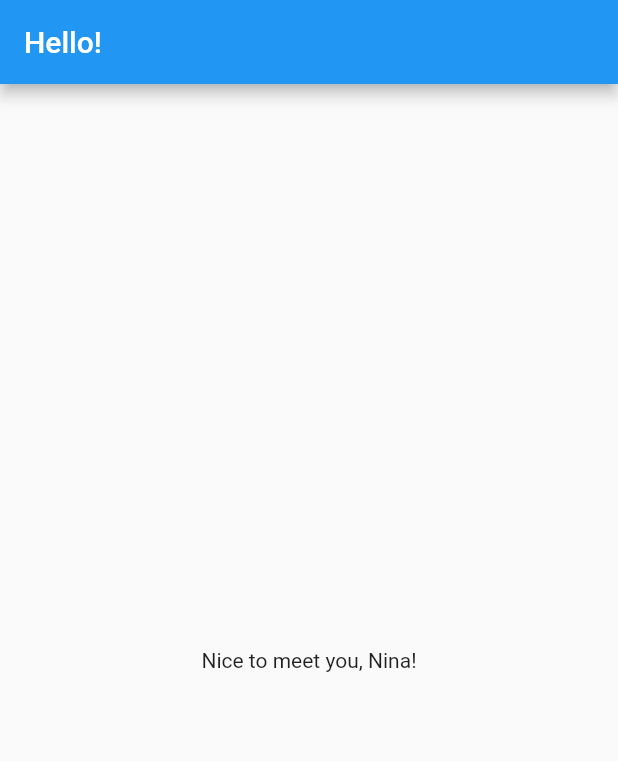
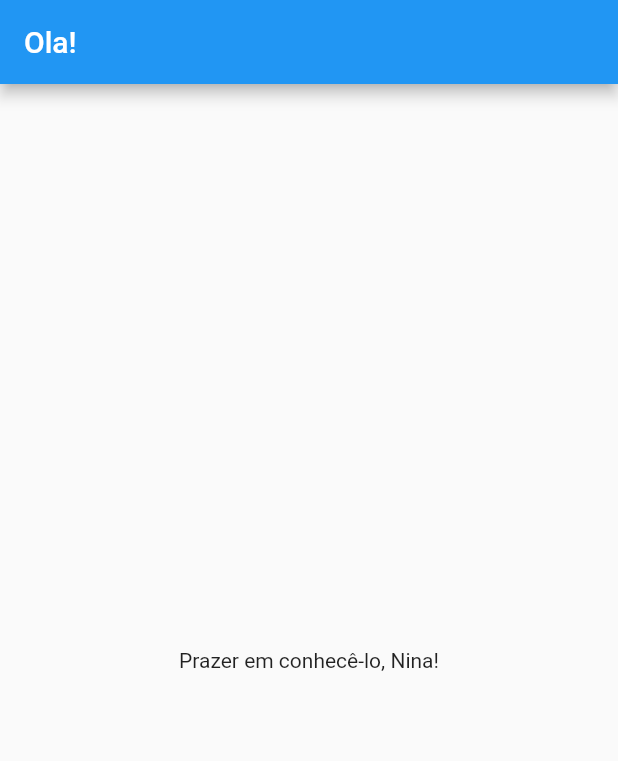
Before and after one commit to roger8b/flutter_login, a Flutter app: the screen it shows after launch, after a tap on the "language" icon, on a phone screen of 412 x 824 dp. Shown: the top 761 px of the screen. Run offline on Flutter 3.47's test engine with Material 2 defaults, Android fonts, the phone set to English and light mode, and no system bars.

Commit message:
Tutorial internacionalização parte 3

```diff
--- a/lib/constant.dart
+++ /dev/null
@@ -1,2 +0,0 @@
-
-List<String> languages = ['en', 'pt'];
--- a/lib/initialize_i18n/messages_all.dart
+++ /dev/null
@@ -1,72 +0,0 @@
-// DO NOT EDIT. This is code generated via package:intl/generate_localized.dart
-// This is a library that looks up messages for specific locales by
-// delegating to the appropriate library.
-
-import 'dart:async';
-
-import 'package:intl/intl.dart';
-import 'package:intl/message_lookup_by_library.dart';
-// ignore: implementation_imports
-import 'package:intl/src/intl_helpers.dart';
-
-import 'messages_en.dart' as messages_en;
-import 'messages_messages.dart' as messages_messages;
-import 'messages_pt.dart' as messages_pt;
-
-typedef Future<dynamic> LibraryLoader();
-Map<String, LibraryLoader> _deferredLibraries = {
-// ignore: unnecessary_new
-  'en': () => new Future.value(null),
-// ignore: unnecessary_new
-  'messages': () => new Future.value(null),
-// ignore: unnecessary_new
-  'pt': () => new Future.value(null),
-};
-
-MessageLookupByLibrary _findExact(localeName) {
-  switch (localeName) {
-    case 'en':
-      return messages_en.messages;
-    case 'messages':
-      return messages_messages.messages;
-    case 'pt':
-      return messages_pt.messages;
-    default:
-      return null;
-  }
-}
-
-/// User programs should call this before using [localeName] for messages.
-Future<bool> initializeMessages(String localeName) async {
-  var availableLocale = Intl.verifiedLocale(
-    localeName,
-    (locale) => _deferredLibraries[locale] != null,
-    onFailure: (_) => null);
-  if (availableLocale == null) {
-    // ignore: unnecessary_new
-    return new Future.value(false);
-  }
-  var lib = _deferredLibraries[availableLocale];
-  // ignore: unnecessary_new
-  await (lib == null ? new Future.value(false) : lib());
-  // ignore: unnecessary_new
-  initializeInternalMessageLookup(() => new CompositeMessageLookup());
-  messageLookup.addLocale(availableLocale, _findGeneratedMessagesFor);
-  // ignore: unnecessary_new
-  return new Future.value(true);
-}
-
-bool _messagesExistFor(String locale) {
-  try {
-    return _findExact(locale) != null;
-  } catch (e) {
-    return false;
-  }
-}
-
-MessageLookupByLibrary _findGeneratedMessagesFor(locale) {
-  var actualLocale = Intl.verifiedLocale(locale, _messagesExistFor,
-      onFailure: (_) => null);
-  if (actualLocale == null) return null;
-  return _findExact(actualLocale);
-}
--- a/lib/localizations.dart
+++ /dev/null
@@ -1,50 +0,0 @@
-import 'dart:async';
-
-import 'package:flutter/material.dart';
-import 'package:intl/intl.dart';
-
-import 'initialize_i18n/messages_all.dart';
-import 'package:flutter_login/constant.dart' show languages;
-
-class MyLocalizations {
-  static Future<MyLocalizations> load(Locale locale) {
-    final String name =
-    locale.countryCode.isEmpty ? locale.languageCode : locale.toString();
-    final String localeName = Intl.canonicalizedLocale(name);
-
-    return initializeMessages(localeName).then((bool _) {
-      Intl.defaultLocale = localeName;
-      return new MyLocalizations();
-    });
-  }
-
-  static MyLocalizations of(BuildContext context) {
-    return Localizations.of<MyLocalizations>(context, MyLocalizations);
-  }
-
-  greetTo(name) => Intl.message("Nice to meet you, $name!",
-      name: 'greetTo', desc: 'The application title', args: [name]);
-
-  String get hello {
-    return Intl.message('Hello!', name: 'hello');
-  }
-}
-
-class MyLocalizationsDelegate extends LocalizationsDelegate<MyLocalizations> {
-  const MyLocalizationsDelegate();
-
-  @override
-  bool isSupported(Locale locale) {
-    return languages.contains(locale.languageCode);
-  }
-
-  @override
-  Future<MyLocalizations> load(Locale locale) {
-    return MyLocalizations.load(locale);
-  }
-
-  @override
-  bool shouldReload(LocalizationsDelegate<MyLocalizations> old) {
-    return false;
-  }
-}
--- a/lib/main.dart
+++ b/lib/main.dart
@@ -1,8 +1,5 @@
 import 'package:flutter/material.dart';
-import 'package:flutter_localizations/flutter_localizations.dart';
-import 'package:flutter_login/constant.dart' show languages;
-import 'package:flutter_login/localizations.dart'
-    show MyLocalizations, MyLocalizationsDelegate;
+import 'package:flutter_login/generated/i18n.dart';
 
 void main() async {
   runApp(App());
@@ -18,7 +15,8 @@ class _AppState extends State<App> {
   onChangeLanguage() {
     if (_locale == 'en') {
       setState(() {
-        _locale = 'fr';
+        _locale = 'pt';
+        ;
       });
     } else {
       setState(() {
@@ -30,13 +28,11 @@ class _AppState extends State<App> {
   @override
   Widget build(BuildContext context) {
     return new MaterialApp(
-        locale: Locale(_locale, ""),
-        localizationsDelegates: [
-          MyLocalizationsDelegate(),
-          GlobalMaterialLocalizations.delegate,
-          GlobalWidgetsLocalizations.delegate,
-        ],
-        supportedLocales: languages.map((language) => Locale(language, '')),
+        locale: Locale(_locale,""),
+        localizationsDelegates: [S.delegate],
+        supportedLocales: S.delegate.supportedLocales,
+        localeResolutionCallback:
+        S.delegate.resolution(fallback: new Locale("en", "")),
         home: AppBody(this.onChangeLanguage));
   }
 }
@@ -49,10 +45,10 @@ class AppBody extends StatelessWidget {
   Widget build(BuildContext context) {
     return new Scaffold(
         appBar: new AppBar(
-          title: new Text(MyLocalizations.of(context).hello),
+          title: new Text(S.of(context).hello),
         ),
         body: new Center(
-          child: new Text(MyLocalizations.of(context).greetTo('Nina')),
+          child: new Text(S.of(context).greetTo('Nina')),
         ),
         floatingActionButton: new FloatingActionButton(
             child: new Icon(Icons.language), onPressed: onChangeLanguage));
--- a/pubspec.yaml
+++ b/pubspec.yaml
@@ -36,10 +36,6 @@ dev_dependencies:
 # The following section is specific to Flutter.
 flutter:
 
-  assets:
-    - assets/i18n/pt.json
-    - assets/i18n/en.json
-
   # The following line ensures that the Material Icons font is
   # included with your application, so that you can use the icons in
   # the material Icons class.
--- a/assets/i18n/intl_en.arb
+++ b/res/values/strings_en.arb
@@ -1,6 +1,6 @@
 {
   "@@last_modified": "2018-12-26T14:01:50.249048",
-  "greetTo": "Nice to meet you, {name}!",
+  "greetTo": "Nice to meet you, $name!",
   "@greetTo": {
     "description": "The application title",
     "type": "text",
--- a/assets/i18n/intl_messages.arb
+++ b/res/values/strings_pt.arb
@@ -1,6 +1,6 @@
 {
   "@@last_modified": "2018-12-26T14:01:50.249048",
-  "greetTo": "Nice to meet you, {name}!",
+  "greetTo": "Prazer em conhecê-lo, $name!",
   "@greetTo": {
     "description": "The application title",
     "type": "text",
@@ -8,7 +8,7 @@
       "name": {}
     }
   },
-  "hello": "Hello!",
+  "hello": "Ola!",
   "@hello": {
     "type": "text",
     "placeholders": {}
```
Also changed, not shown: assets/i18n/intl_pt.arb (deleted, +0 -16 lines), lib/initialize_i18n/messages_en.dart (deleted, +0 -28 lines), lib/initialize_i18n/messages_messages.dart (deleted, +0 -28 lines), lib/initialize_i18n/messages_pt.dart (deleted, +0 -28 lines), lib/generated/i18n.dart (added).
